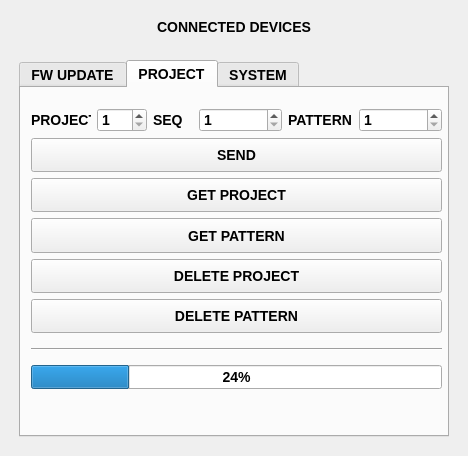
This is mainwindow.ui in OXI-Instruments/OXI-Desktop as Qt 5 draws it before an edit. The edited form follows.
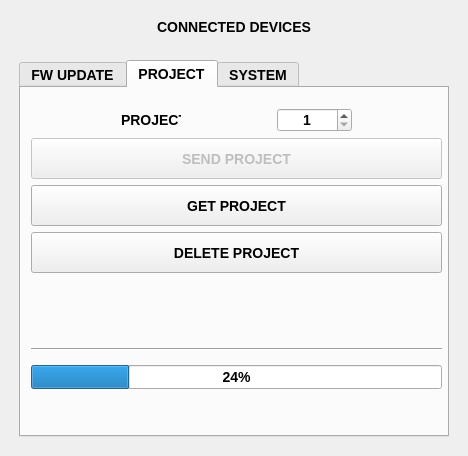
This is the edited form. The open tabs and pages were chosen to show the change.

The edit to the form file:
```diff
--- a/mainwindow.ui
+++ b/mainwindow.ui
@@ -227,10 +227,13 @@
               <widget class="QDoubleSpinBox" name="project_index">
                <property name="maximumSize">
                 <size>
-                 <width>50</width>
+                 <width>75</width>
                  <height>16777215</height>
                 </size>
                </property>
+               <property name="alignment">
+                <set>Qt::AlignCenter</set>
+               </property>
                <property name="decimals">
                 <number>0</number>
                </property>
@@ -242,80 +245,13 @@
                </property>
               </widget>
              </item>
-             <item>
-              <widget class="QLabel" name="seq_index_label">
-               <property name="maximumSize">
-                <size>
-                 <width>40</width>
-                 <height>24</height>
-                </size>
-               </property>
-               <property name="text">
-                <string>SEQ</string>
-               </property>
-              </widget>
-             </item>
-             <item>
-              <widget class="QDoubleSpinBox" name="seq_index">
-               <property name="maximumSize">
-                <size>
-                 <width>100</width>
-                 <height>16777215</height>
-                </size>
-               </property>
-               <property name="decimals">
-                <number>0</number>
-               </property>
-               <property name="minimum">
-                <double>1.000000000000000</double>
-               </property>
-               <property name="maximum">
-                <double>4.000000000000000</double>
-               </property>
-              </widget>
-             </item>
-             <item>
-              <widget class="QLabel" name="pattern_index_label">
-               <property name="minimumSize">
-                <size>
-                 <width>65</width>
-                 <height>0</height>
-                </size>
-               </property>
-               <property name="maximumSize">
-                <size>
-                 <width>40</width>
-                 <height>24</height>
-                </size>
-               </property>
-               <property name="text">
-                <string>PATTERN</string>
-               </property>
-              </widget>
-             </item>
-             <item>
-              <widget class="QDoubleSpinBox" name="pattern_index">
-               <property name="maximumSize">
-                <size>
-                 <width>100</width>
-                 <height>16777215</height>
-                </size>
-               </property>
-               <property name="decimals">
-                <number>0</number>
-               </property>
-               <property name="minimum">
-                <double>1.000000000000000</double>
-               </property>
-               <property name="maximum">
-                <double>16.000000000000000</double>
-               </property>
-              </widget>
-             </item>
             </layout>
            </item>
            <item>
             <widget class="QPushButton" name="sendProjectButton">
+             <property name="enabled">
+              <bool>false</bool>
+             </property>
              <property name="sizePolicy">
               <sizepolicy hsizetype="Minimum" vsizetype="Expanding">
                <horstretch>0</horstretch>
@@ -323,7 +259,7 @@
               </sizepolicy>
              </property>
              <property name="text">
-              <string>SEND</string>
+              <string>SEND PROJECT</string>
              </property>
             </widget>
            </item>
@@ -340,19 +276,6 @@
              </property>
             </widget>
            </item>
-           <item>
-            <widget class="QPushButton" name="getPatternButton">
-             <property name="sizePolicy">
-              <sizepolicy hsizetype="Minimum" vsizetype="Expanding">
-               <horstretch>0</horstretch>
-               <verstretch>0</verstretch>
-              </sizepolicy>
-             </property>
-             <property name="text">
-              <string>GET PATTERN</string>
-             </property>
-            </widget>
-           </item>
            <item>
             <widget class="QPushButton" name="deleteProjectButton">
              <property name="sizePolicy">
@@ -367,17 +290,17 @@
             </widget>
            </item>
            <item>
-            <widget class="QPushButton" name="deletePatternButton">
-             <property name="sizePolicy">
-              <sizepolicy hsizetype="Minimum" vsizetype="Expanding">
-               <horstretch>0</horstretch>
-               <verstretch>0</verstretch>
-              </sizepolicy>
+            <spacer name="verticalSpacer_4">
+             <property name="orientation">
+              <enum>Qt::Vertical</enum>
              </property>
-             <property name="text">
-              <string>DELETE PATTERN</string>
+             <property name="sizeHint" stdset="0">
+              <size>
+               <width>20</width>
+               <height>60</height>
+              </size>
              </property>
-            </widget>
+            </spacer>
            </item>
            <item>
             <widget class="Line" name="line">
```
Left out of the diff: 5 changed lines with no effect on the pictures.
